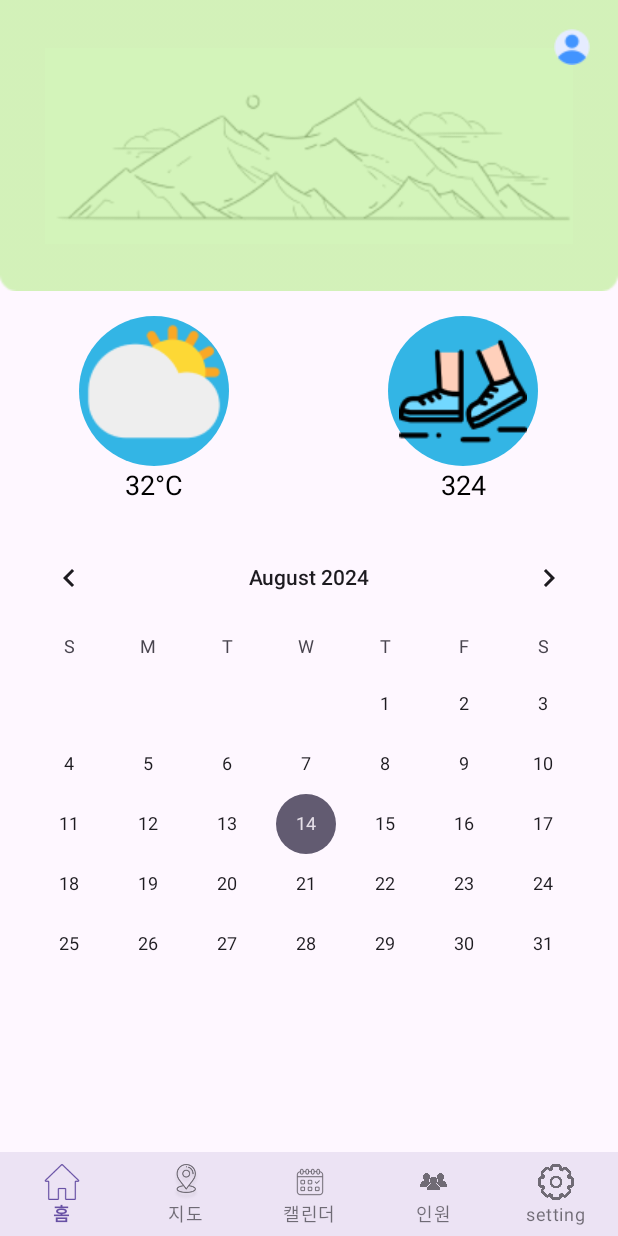
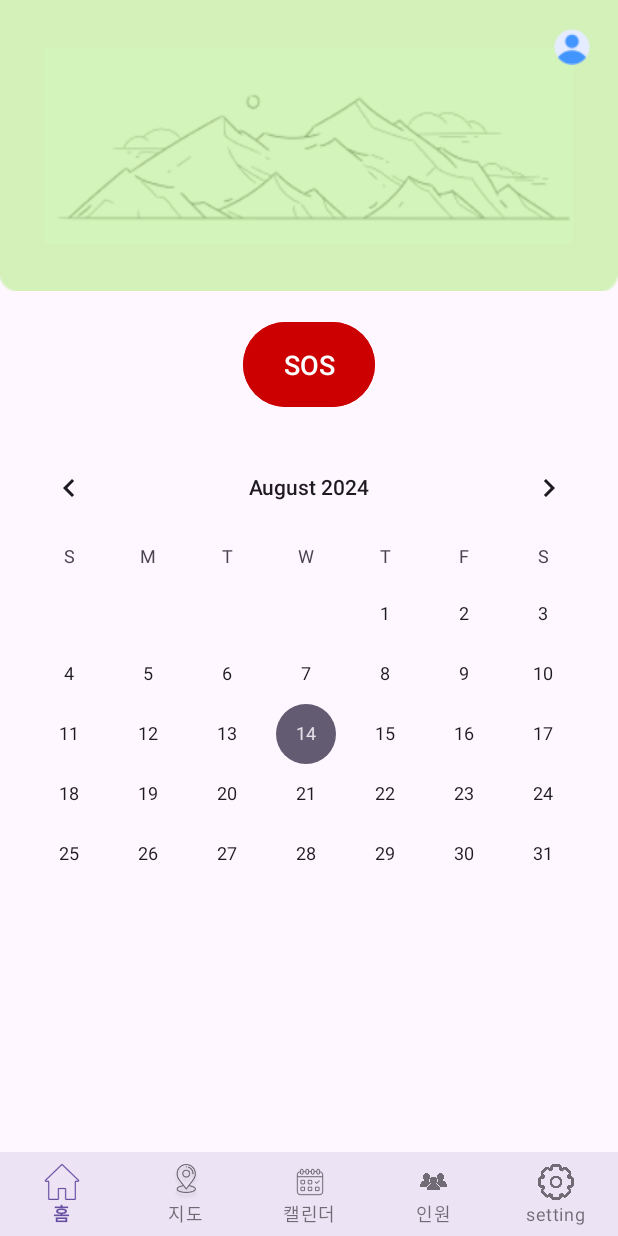
Before and after one commit to worhs02/GpsTracking, an Android app: the HomeFragment screen opened directly, with no data from a screen before it, on a phone screen of 412 x 824 dp. Run offline under Robolectric (Android 15) with nearby library versions, the phone set to English and light mode, and no system bars.

Commit message:
홈 화면에 SOS 버튼 추가

```diff
--- a/hwan/mountain/app/src/main/java/com/example/mountain/HomeFragment.kt
+++ b/hwan/mountain/app/src/main/java/com/example/mountain/HomeFragment.kt
@@ -4,10 +4,10 @@ import android.os.Bundle
 import android.view.LayoutInflater
 import android.view.View
 import android.view.ViewGroup
+import android.widget.Button
 import android.widget.CalendarView
 import android.widget.ImageButton
 import androidx.fragment.app.Fragment
-import com.google.android.material.bottomnavigation.BottomNavigationView
 
 class HomeFragment : Fragment() {
 
@@ -25,6 +25,17 @@ class HomeFragment : Fragment() {
 
         val profileButton = view.findViewById<ImageButton>(R.id.profile_button)
         profileButton.setOnClickListener {
+            // 프로필 버튼 클릭 시의 동작
+        }
+
+        val sosButton = view.findViewById<Button>(R.id.sos_button)
+        sosButton.setOnClickListener {
+            // SOS 버튼 클릭 시 SosFragment로 이동
+            val sosFragment = SosFragment()
+            requireActivity().supportFragmentManager.beginTransaction()
+                .replace(R.id.fragment_container, sosFragment)
+                .addToBackStack(null)
+                .commit()
         }
 
         return view
--- a/hwan/mountain/app/src/main/res/layout/fragment_home.xml
+++ b/hwan/mountain/app/src/main/res/layout/fragment_home.xml
@@ -51,84 +51,20 @@
                     android:src="@drawable/ic_user" />
             </FrameLayout>
 
-            <LinearLayout
-                android:id="@+id/weather_steps_container"
-                android:layout_width="match_parent"
+            <!-- 기존 날씨와 걸음수 UI 삭제 -->
+            <!-- SOS 버튼 추가 -->
+            <Button
+                android:id="@+id/sos_button"
+                android:layout_width="wrap_content"
                 android:layout_height="wrap_content"
+                android:layout_gravity="center"
                 android:layout_marginTop="16dp"
-                android:orientation="horizontal"
-                android:gravity="center">
-
-                <LinearLayout
-                    android:layout_width="0dp"
-                    android:layout_height="wrap_content"
-                    android:layout_weight="1"
-                    android:gravity="center"
-                    android:orientation="vertical">
-
-                    <FrameLayout
-                        android:layout_width="100dp"
-                        android:layout_height="100dp"
-                        android:layout_gravity="center">
-
-                        <ImageView
-                            android:layout_width="match_parent"
-                            android:layout_height="match_parent"
-                            android:contentDescription="background_Weather"
-                            android:src="@drawable/circle_background" />
-
-                        <ImageView
-                            android:layout_width="match_parent"
-                            android:layout_height="match_parent"
-                            android:contentDescription="Weather"
-                            android:scaleType="centerInside"
-                            android:src="@drawable/ic_weather" />
-                    </FrameLayout>
-
-                    <TextView
-                        android:layout_width="wrap_content"
-                        android:layout_height="wrap_content"
-                        android:layout_gravity="center"
-                        android:text="32°C"
-                        android:textColor="@android:color/black"
-                        android:textSize="18sp" />
-                </LinearLayout>
-
-                <LinearLayout
-                    android:layout_width="0dp"
-                    android:layout_height="wrap_content"
-                    android:layout_weight="1"
-                    android:gravity="center"
-                    android:orientation="vertical">
-
-                    <FrameLayout
-                        android:layout_width="100dp"
-                        android:layout_height="100dp"
-                        android:layout_gravity="center">
-
-                        <ImageView
-                            android:layout_width="match_parent"
-                            android:layout_height="match_parent"
-                            android:contentDescription="background_Steps"
-                            android:src="@drawable/circle_background" />
-
-                        <ImageView
-                            android:layout_width="match_parent"
-                            android:layout_height="match_parent"
-                            android:contentDescription="Steps"
-                            android:scaleType="centerInside"
-                            android:src="@drawable/ic_steps" />
-                    </FrameLayout>
-
-                    <TextView
-                        android:layout_width="wrap_content"
-                        android:layout_height="wrap_content"
-                        android:layout_gravity="center"
-                        android:text="324"
-                        android:textColor="@android:color/black"
-                        android:textSize="18sp" />
-                </LinearLayout>
-            </LinearLayout>
+                android:text="SOS"
+                android:textSize="18sp"
+                android:textColor="@android:color/white"
+                android:backgroundTint="@android:color/holo_red_dark"
+                android:padding="16dp"
+                app:cornerRadius="50dp" />
 
             <CalendarView
                 android:id="@+id/calendar_view"
```
